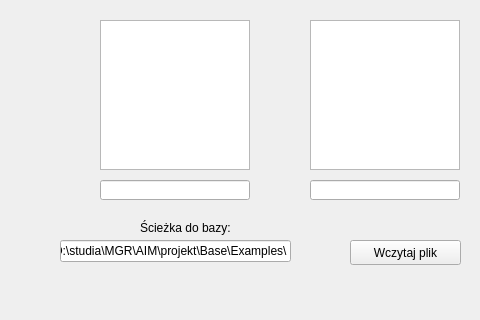
Before: the Qt Designer form AIM/AIM/aim.ui in Insekt0/mytestrepo, drawn with Qt 5; both pictures show x 0 to 480 and y 520 to 840 of the 1000 by 840 pixel window.
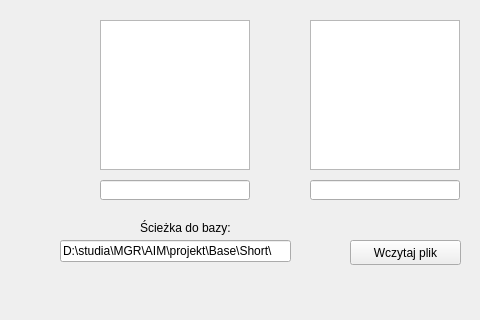
After: the same form once the commit is applied.

The edit to the form file:
```diff
--- a/AIM/AIM/aim.ui
+++ b/AIM/AIM/aim.ui
@@ -382,7 +382,7 @@
      <set>Qt::ImhDigitsOnly</set>
     </property>
     <property name="text">
-     <string>D:\studia\MGR\AIM\projekt\Base\Examples\</string>
+     <string>D:\studia\MGR\AIM\projekt\Base\Short\</string>
     </property>
    </widget>
    <widget class="QPushButton" name="loadButton">
```
